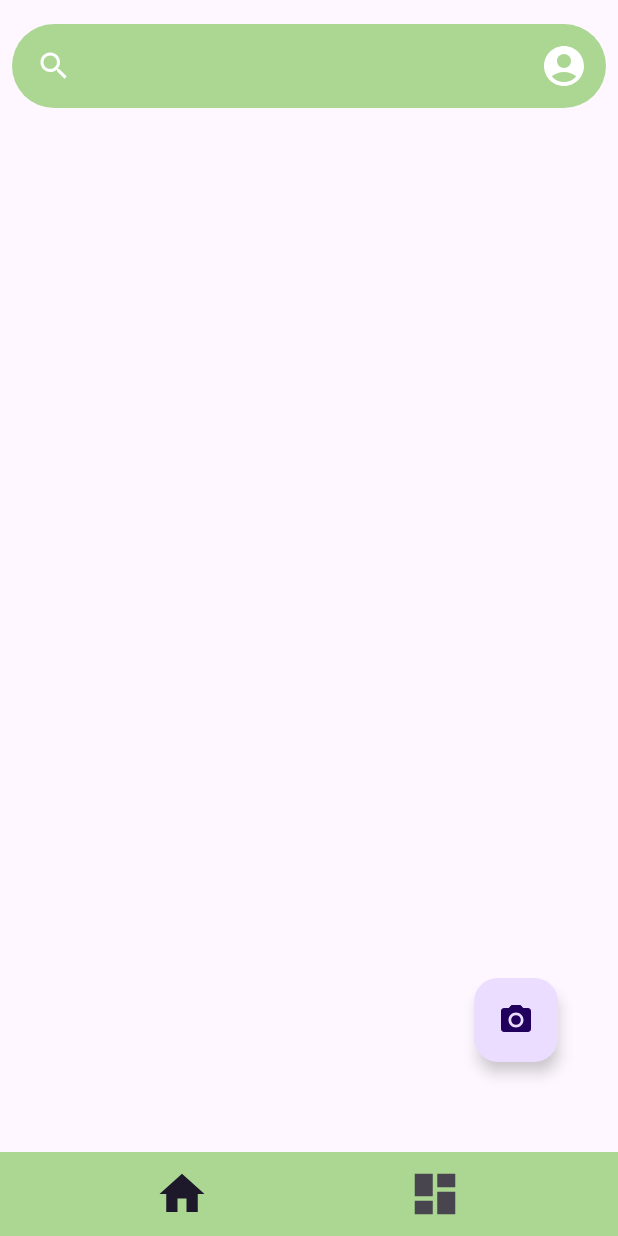
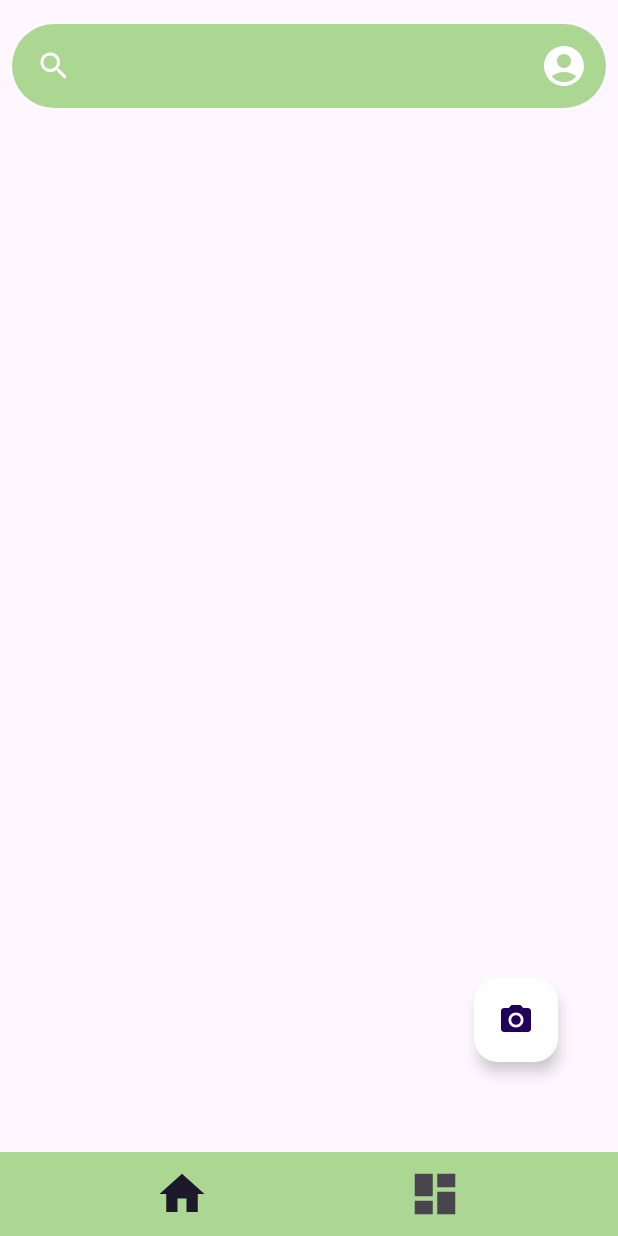
Before and after one commit to FlavourFInder/mobile-development, an Android app: the MainActivity screen opened directly, with no data from a screen before it, on a phone screen of 412 x 824 dp. Run offline under Robolectric (Android 15) with nearby library versions, the phone set to English and light mode, and no system bars; our stand-ins replace navigation-ui, paging; network calls fail; pictures from the network do not load; 1 statement that could not run was skipped.

Commit message:
- mengganti registerimage.png image dgn versi yg lbh hd - mengganti warna icon pada main activity - menambahkan trim sehingga space di blkg edit text RegisterActivity dan SigninActivity otomatis di hilangkan

```diff
--- a/app/src/main/java/com/example/flavorfinder/view/ui/signin/SigninActivity.kt
+++ b/app/src/main/java/com/example/flavorfinder/view/ui/signin/SigninActivity.kt
@@ -63,8 +63,8 @@ class SigninActivity : AppCompatActivity() {
 
     private fun setUpButton(){
         binding.loginButton.setOnClickListener {
-            val identifier = binding.emailOrUsernameEditText.text.toString()
-            val password = binding.passwordEditText.text.toString()
+            val identifier = binding.emailOrUsernameEditText.text.toString().trim()
+            val password = binding.passwordEditText.text.toString().trim()
 
             viewModel.login(identifier, password).observe(this) {
                 when (it) {
--- a/app/src/main/res/drawable/baseline_camera_alt_24.xml
+++ b/app/src/main/res/drawable/baseline_camera_alt_24.xml
@@ -1,7 +1,7 @@
-<vector xmlns:android="http://schemas.android.com/apk/res/android" android:height="24dp" android:tint="#FFFFFF" android:viewportHeight="24" android:viewportWidth="24" android:width="24dp">
+<vector xmlns:android="http://schemas.android.com/apk/res/android" android:height="24dp" android:tint="@color/green" android:viewportHeight="24" android:viewportWidth="24" android:width="24dp">
 
-    <path android:fillColor="@android:color/white" android:pathData="M12,12m-3.2,0a3.2,3.2 0,1 1,6.4 0a3.2,3.2 0,1 1,-6.4 0"/>
+    <path android:fillColor="@color/green" android:pathData="M12,12m-3.2,0a3.2,3.2 0,1 1,6.4 0a3.2,3.2 0,1 1,-6.4 0"/>
 
-    <path android:fillColor="@android:color/white" android:pathData="M9,2L7.17,4L4,4c-1.1,0 -2,0.9 -2,2v12c0,1.1 0.9,2 2,2h16c1.1,0 2,-0.9 2,-2L22,6c0,-1.1 -0.9,-2 -2,-2h-3.17L15,2L9,2zM12,17c-2.76,0 -5,-2.24 -5,-5s2.24,-5 5,-5 5,2.24 5,5 -2.24,5 -5,5z"/>
+    <path android:fillColor="@color/green" android:pathData="M9,2L7.17,4L4,4c-1.1,0 -2,0.9 -2,2v12c0,1.1 0.9,2 2,2h16c1.1,0 2,-0.9 2,-2L22,6c0,-1.1 -0.9,-2 -2,-2h-3.17L15,2L9,2zM12,17c-2.76,0 -5,-2.24 -5,-5s2.24,-5 5,-5 5,2.24 5,5 -2.24,5 -5,5z"/>
 
 </vector>
--- a/app/src/main/res/drawable/ic_dashboard_black_24dp.xml
+++ b/app/src/main/res/drawable/ic_dashboard_black_24dp.xml
@@ -4,6 +4,6 @@
     android:viewportWidth="24.0"
     android:viewportHeight="24.0">
     <path
-        android:fillColor="#FF000000"
+        android:fillColor="#FFFFFFFF"
         android:pathData="M3,13h8L11,3L3,3v10zM3,21h8v-6L3,15v6zM13,21h8L21,11h-8v10zM13,3v6h8L21,3h-8z" />
 </vector>
--- a/app/src/main/res/drawable/ic_home_black_24dp.xml
+++ b/app/src/main/res/drawable/ic_home_black_24dp.xml
@@ -4,6 +4,6 @@
     android:viewportWidth="24.0"
     android:viewportHeight="24.0">
     <path
-        android:fillColor="#FF000000"
+        android:fillColor="#FFFFFFFF"
         android:pathData="M10,20v-6h4v6h5v-8h3L12,3 2,12h3v8z" />
 </vector>
--- a/app/src/main/res/layout/activity_main.xml
+++ b/app/src/main/res/layout/activity_main.xml
@@ -14,6 +14,7 @@
         android:layout_marginRight="40dp"
         app:layout_constraintBottom_toTopOf="@+id/nav_view"
         app:layout_constraintEnd_toEndOf="parent"
+        android:backgroundTint="@color/white"
         app:srcCompat="@drawable/baseline_camera_alt_24" />
 
     <com.google.android.material.search.SearchBar
```
Also changed, not shown: app/src/main/java/com/example/flavorfinder/view/FilterResultActivity.kt (+14 -0 lines), app/src/main/java/com/example/flavorfinder/view/ui/register/RegisterActivity.kt (+4 -4 lines), app/src/main/res/layout/activity_filter_result.xml (+15 -0 lines), app/src/main/res/drawable/registerimage.png.
